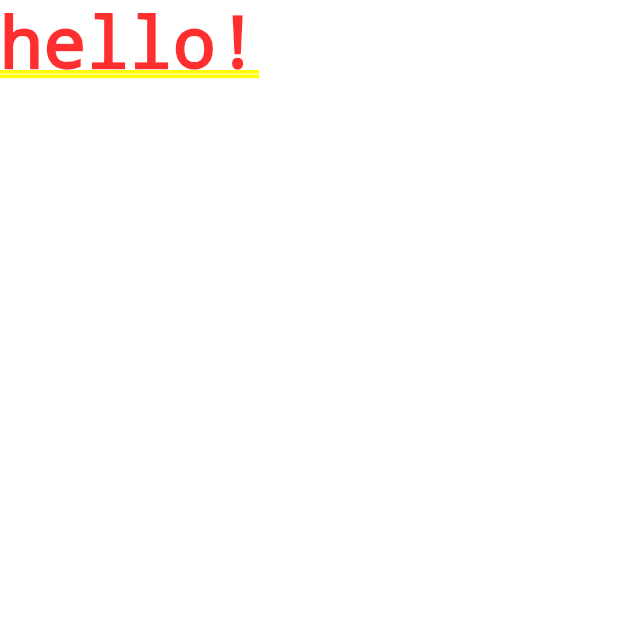
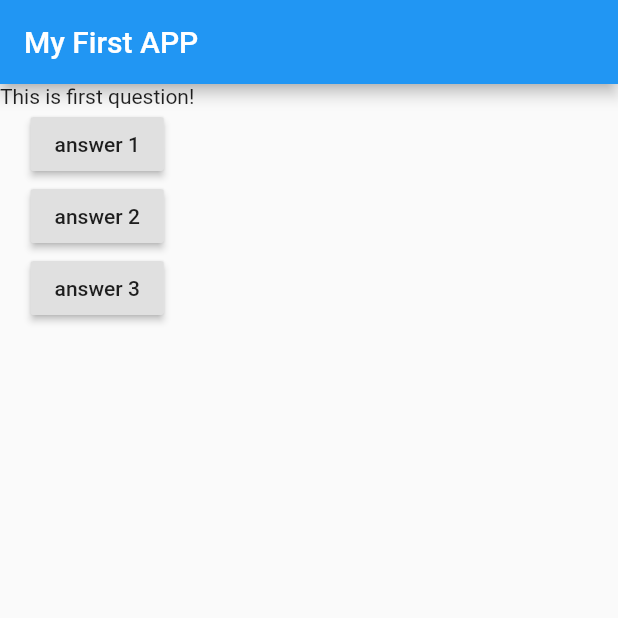
Before and after one commit to NAVJOTSINGH04/flutter-basic, a Flutter app: the screen it shows after launch, on a phone screen of 412 x 824 dp, the top half of it. Run offline on Flutter 3.47's test engine with Material 2 defaults, Android fonts, the phone set to English and light mode, and no system bars.

Commit message:
stateless Widget

```diff
--- a/lib/main.dart
+++ b/lib/main.dart
@@ -11,11 +11,40 @@ import 'package:flutter/material.dart';
 void main() => runApp(MyApp());
 
 class MyApp extends StatelessWidget {
+  var questionIndex = 0;
+
+  void answers() {
+    questionIndex = questionIndex + 1;
+    print(questionIndex);
+  }
+
+  @override
   Widget build(BuildContext context) {
+    var questions = ['what\'s your fav color?', 'what\'s your fav animal?'];
     return MaterialApp(
-      home: Text('hello!'),
-    );
+      home: Scaffold(
+        appBar: AppBar(
+          title: Text('My First APP'),
+        ),
+        body: Column(
+          children: [
+            Text("This is first question!"),
+            RaisedButton(child: Text("answer 1"), onPressed: answers),
+            RaisedButton(
+                child: Text("answer 2"),
+                onPressed: () => print("second answer is choosen ")),
+            RaisedButton(
+                child: Text("answer 3"),
+                onPressed: () {
+                  //..anonymous function is used when function is used only ones
+                  print("3rd answer is choosen ");
+                })
+          ],
+        ),
+      ),
+    ); // scaffold gives a basic design and structure and color scheme giving a regular UI that looks like a  regular mobile app
   }
 }
+
 // Stateless Widgets are immuatable i.e that cannot be changed during  runtime .
 //build() method return "widget tree" which tells flutter what to draw onto the screen
```
